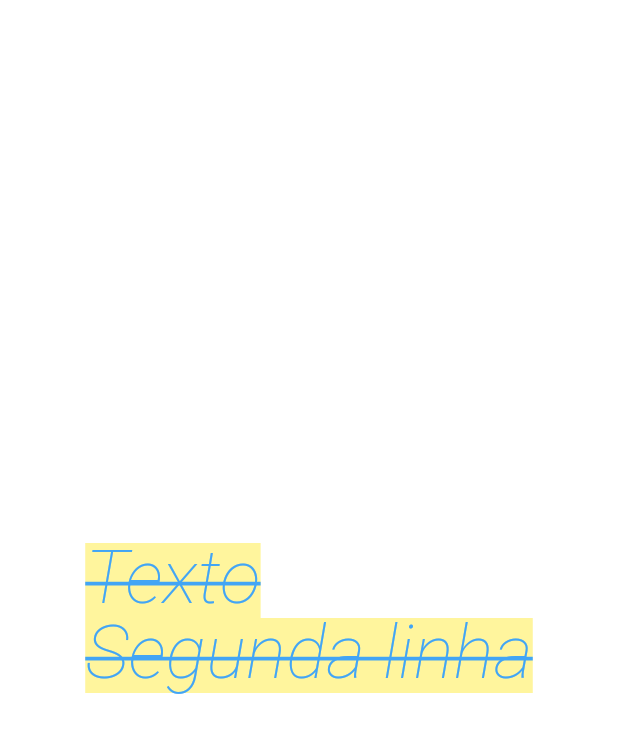
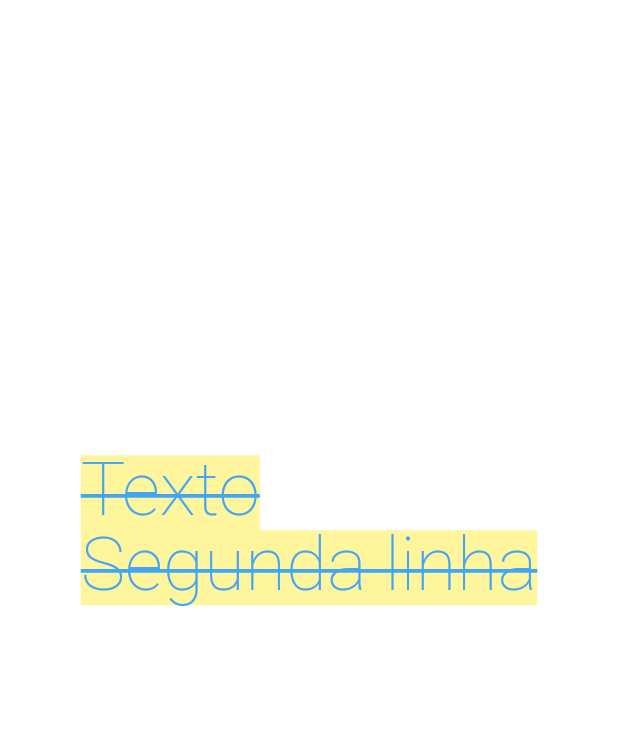
Before and after one commit to BryanDietrichBernhardt/curso-flutter-textStyle, a Flutter app: the screen it shows after launch, on a phone screen of 412 x 824 dp. Shown: the top 733 px of the screen. Run offline on Flutter 3.47's test engine with Material 2 defaults, Android fonts, the phone set to English and light mode, and no system bars; Roboto replaces fonts that are missing (RubikIso); project files that could hold a hidden picture were left out.

Commit message:
Add external font

```diff
--- a/lib/main.dart
+++ b/lib/main.dart
@@ -9,20 +9,32 @@ class MyApp extends StatelessWidget {
 
   @override
   Widget build(BuildContext context) {
-    return Center(
-      child: Text(
+    return Column(
+      mainAxisAlignment: MainAxisAlignment.center,
+      children: [
+        Text(
           'Texto\nSegunda linha',
           textDirection: TextDirection.ltr,
           style: TextStyle(
             fontSize: 50,
             height: 1.0, // afastamento das linhas
-          fontStyle: FontStyle.italic,
+            fontStyle: FontStyle.normal,
             fontWeight: FontWeight.w200,
             color: Colors.blue.shade400,
             backgroundColor: Colors.yellow.shade200,
             decoration: TextDecoration.lineThrough, // inserir linhas
           ),
         ),
+        const Text(
+          'Fonte',
+          textDirection: TextDirection.ltr,
+          style: TextStyle(
+            color: Colors.white,
+            fontFamily: 'RubikIso',
+            fontSize: 100,
+          ),
+        )
+      ],
     );
   }
 }
```
Also changed, not shown: pubspec.yaml (+16 -15 lines), assets/fonts/Montserrat-Italic-VariableFont_wght.ttf (added), assets/fonts/Montserrat-VariableFont_wght.ttf (added), assets/fonts/RubikIso-Regular.ttf (added). Lines whose indentation alone changed are shown as unchanged.
